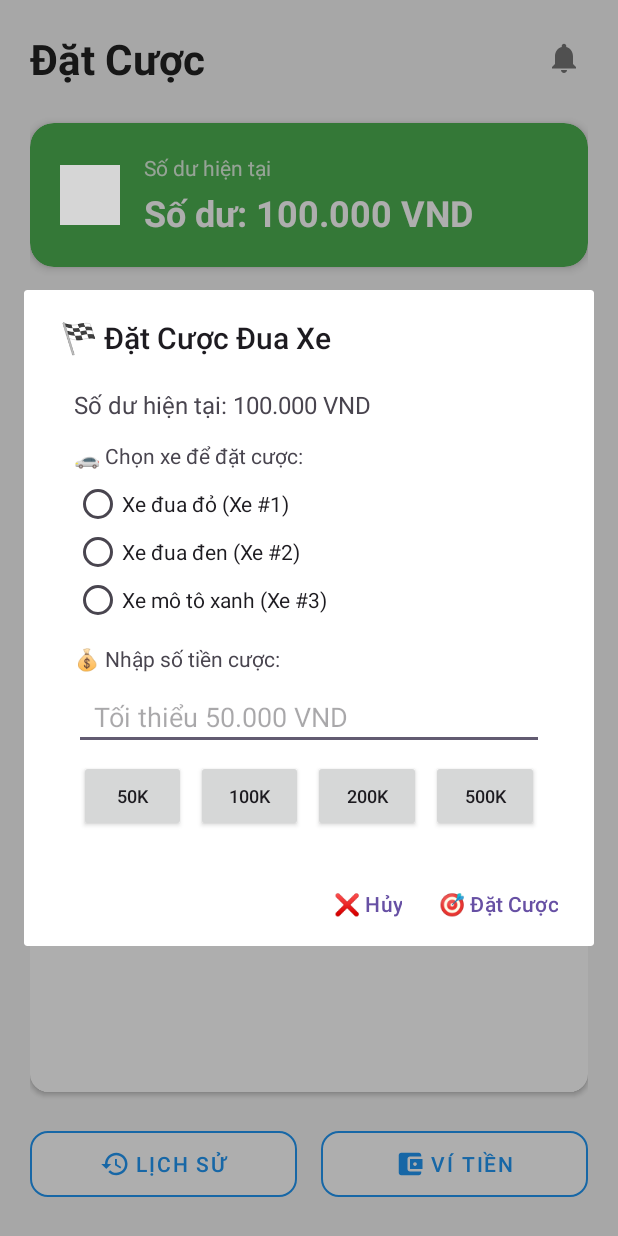
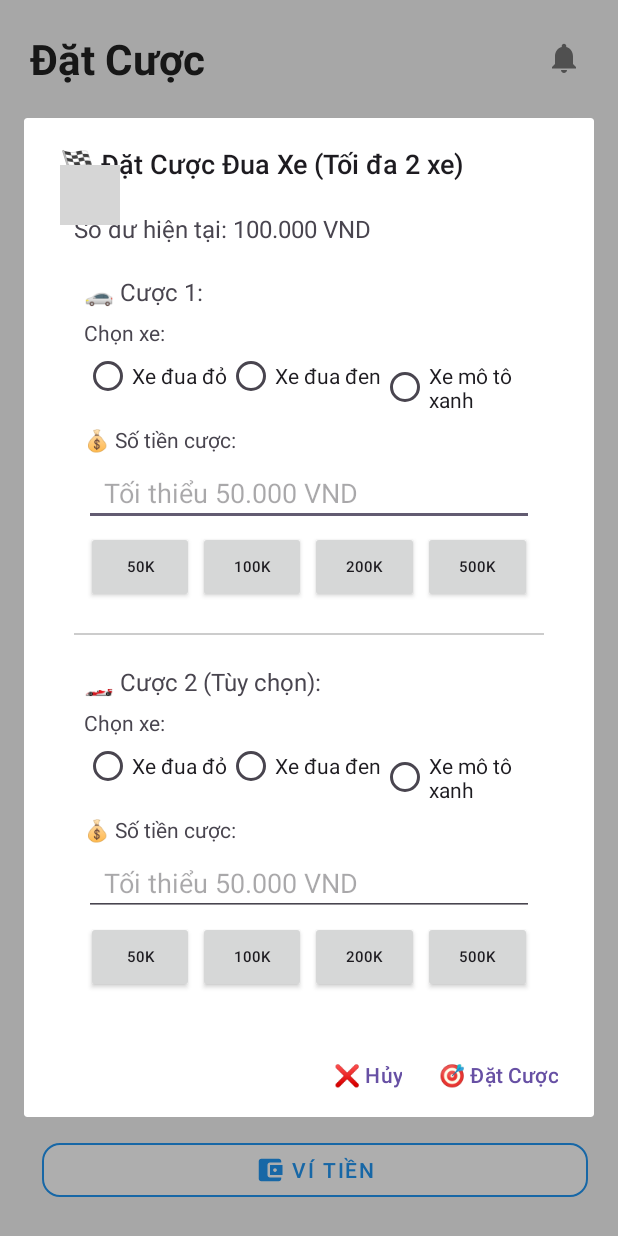
Before and after one commit to Yurucamp123/PRM392_MiniProject, an Android app: the screen it shows after launch (BetActivity), after a tap on "Đặt cược mới", on a phone screen of 412 x 824 dp. Run offline under Robolectric (Android 15) with nearby library versions, the phone set to English and light mode, and no system bars; grey boxes are pictures that could not be loaded.

Commit message:
fix BetActivity2

```diff
--- a/app/src/main/java/com/example/miniproject_carracing/BetActivity.java
+++ b/app/src/main/java/com/example/miniproject_carracing/BetActivity.java
@@ -11,6 +11,8 @@ import androidx.appcompat.app.AppCompatActivity;
 import androidx.recyclerview.widget.LinearLayoutManager;
 import androidx.recyclerview.widget.RecyclerView;
 
+import java.util.ArrayList;
+import java.util.List;
 import java.util.Random;
 
 import model.Bet;
@@ -22,20 +24,30 @@ public class BetActivity extends AppCompatActivity {
     private TextView tvBalance;
 
     // Betting variables
-    private int selectedCar = -1;
-    private double betAmount = 0;
     private final String[] carNames = {"Xe đua đỏ", "Xe đua đen", "Xe mô tô xanh"};
     private final int[] carNumbers = {1, 2, 3};
+
+    // Class để lưu thông tin cược
+    private static class BetInfo {
+        int carIndex;
+        double amount;
+        String carName;
+
+        BetInfo(int carIndex, double amount, String carName) {
+            this.carIndex = carIndex;
+            this.amount = amount;
+            this.carName = carName;
+        }
+    }
 
     @Override
     protected void onCreate(Bundle savedInstanceState) {
         super.onCreate(savedInstanceState);
-        setContentView(R.layout.activity_main);
+        setContentView(R.layout.activity_bet);
 
         RecyclerView rv = findViewById(R.id.recyclerView);
         Button btnAddBet = findViewById(R.id.btnAddBet);
         Button btnWallet = findViewById(R.id.btnWallet);
-        Button btnViewHistory = findViewById(R.id.btnViewHistory);
 
         tvBalance = findViewById(R.id.tvBalance);
 
@@ -50,20 +62,15 @@ public class BetActivity extends AppCompatActivity {
             startActivityForResult(intent, 100);
         });
 
-        btnViewHistory.setOnClickListener(v -> {
-            Intent intent = new Intent(BetActivity.this, RaceHistoryActivity.class);
-            startActivity(intent);
-        });
-
         btnAddBet.setOnClickListener(v -> {
             Log.d("BetActivity", "btnAddBet clicked");
-            showSimpleBetDialog();
+            showMultipleBetDialog();
         });
     }
 
-    private void showSimpleBetDialog() {
+    private void showMultipleBetDialog() {
         androidx.appcompat.app.AlertDialog.Builder builder = new androidx.appcompat.app.AlertDialog.Builder(this);
-        builder.setTitle("🏁 Đặt Cược Đua Xe");
+        builder.setTitle("🏁 Đặt Cược Đua Xe (Tối đa 2 xe)");
 
         // Tạo view cho dialog
         LinearLayout dialogLayout = new LinearLayout(this);
@@ -77,42 +84,92 @@ public class BetActivity extends AppCompatActivity {
         tvCurrentBalance.setPadding(0, 0, 0, 20);
         dialogLayout.addView(tvCurrentBalance);
 
+        // Container cho các cược
+        LinearLayout betsContainer = new LinearLayout(this);
+        betsContainer.setOrientation(LinearLayout.VERTICAL);
+
+        // Cược 1
+        LinearLayout bet1Layout = createBetLayout("🚗 Cược 1:", 1);
+        betsContainer.addView(bet1Layout);
+
+        // Divider
+        View divider = new View(this);
+        divider.setBackgroundColor(0xFFCCCCCC);
+        LinearLayout.LayoutParams dividerParams = new LinearLayout.LayoutParams(
+                LinearLayout.LayoutParams.MATCH_PARENT, 2);
+        dividerParams.setMargins(0, 20, 0, 20);
+        divider.setLayoutParams(dividerParams);
+        betsContainer.addView(divider);
+
+        // Cược 2
+        LinearLayout bet2Layout = createBetLayout("🏎️ Cược 2 (Tùy chọn):", 2);
+        betsContainer.addView(bet2Layout);
+
+        dialogLayout.addView(betsContainer);
+
+        builder.setView(dialogLayout);
+
+        // Xử lý nút Đặt cược
+        builder.setPositiveButton("🎯 Đặt Cược", (dialog, which) -> {
+            if (processMultipleBets(bet1Layout, bet2Layout)) {
+                dialog.dismiss();
+            }
+        });
+
+        builder.setNegativeButton("❌ Hủy", (dialog, which) -> dialog.cancel());
+        builder.show();
+    }
+
+    private LinearLayout createBetLayout(String title, int betNumber) {
+        LinearLayout betLayout = new LinearLayout(this);
+        betLayout.setOrientation(LinearLayout.VERTICAL);
+        betLayout.setPadding(10, 10, 10, 10);
+
+        // Title
+        TextView tvTitle = new TextView(this);
+        tvTitle.setText(title);
+        tvTitle.setTextSize(16);
+        tvTitle.setPadding(0, 0, 0, 10);
+        betLayout.addView(tvTitle);
+
         // Chọn xe
         TextView tvCarLabel = new TextView(this);
-        tvCarLabel.setText("🚗 Chọn xe để đặt cược:");
+        tvCarLabel.setText("Chọn xe:");
         tvCarLabel.setTextSize(14);
-        tvCarLabel.setPadding(0, 0, 0, 10);
-        dialogLayout.addView(tvCarLabel);
+        tvCarLabel.setPadding(0, 0, 0, 5);
+        betLayout.addView(tvCarLabel);
 
         RadioGroup carGroup = new RadioGroup(this);
-        carGroup.setOrientation(LinearLayout.VERTICAL);
+        carGroup.setOrientation(LinearLayout.HORIZONTAL);
+        carGroup.setTag("carGroup" + betNumber);
 
         for (int i = 0; i < carNames.length; i++) {
             RadioButton radioButton = new RadioButton(this);
-            radioButton.setText(carNames[i] + " (Xe #" + carNumbers[i] + ")");
-            radioButton.setId(i);
+            radioButton.setText(carNames[i]);
+            radioButton.setId(betNumber * 10 + i); // Unique ID
             radioButton.setPadding(0, 5, 0, 5);
             carGroup.addView(radioButton);
         }
-        dialogLayout.addView(carGroup);
+        betLayout.addView(carGroup);
 
         // Nhập số tiền
         TextView tvAmountLabel = new TextView(this);
-        tvAmountLabel.setText("💰 Nhập số tiền cược:");
+        tvAmountLabel.setText("💰 Số tiền cược:");
         tvAmountLabel.setTextSize(14);
-        tvAmountLabel.setPadding(0, 20, 0, 10);
-        dialogLayout.addView(tvAmountLabel);
+        tvAmountLabel.setPadding(0, 10, 0, 5);
+        betLayout.addView(tvAmountLabel);
 
         final EditText etAmount = new EditText(this);
         etAmount.setHint("Tối thiểu 50.000 VND");
         etAmount.setInputType(android.text.InputType.TYPE_CLASS_NUMBER);
         etAmount.setPadding(20, 15, 20, 15);
-        dialogLayout.addView(etAmount);
+        etAmount.setTag("amount" + betNumber);
+        betLayout.addView(etAmount);
 
         // Quick buttons
         LinearLayout quickButtonsLayout = new LinearLayout(this);
         quickButtonsLayout.setOrientation(LinearLayout.HORIZONTAL);
-        quickButtonsLayout.setPadding(0, 10, 0, 0);
+        quickButtonsLayout.setPadding(0, 5, 0, 0);
 
         String[] quickAmounts = {"50K", "100K", "200K", "500K"};
         int[] quickValues = {50000, 100000, 200000, 500000};
@@ -120,111 +177,156 @@ public class BetActivity extends AppCompatActivity {
         for (int i = 0; i < quickAmounts.length; i++) {
             Button quickBtn = new Button(this);
             quickBtn.setText(quickAmounts[i]);
-            quickBtn.setTextSize(12);
+            quickBtn.setTextSize(10);
 
             final int value = quickValues[i];
             quickBtn.setOnClickListener(v -> etAmount.setText(String.valueOf(value)));
 
             LinearLayout.LayoutParams params = new LinearLayout.LayoutParams(
                     0, LinearLayout.LayoutParams.WRAP_CONTENT, 1f);
-            params.setMargins(5, 0, 5, 0);
+            params.setMargins(2, 0, 2, 0);
             quickBtn.setLayoutParams(params);
             quickButtonsLayout.addView(quickBtn);
         }
-        dialogLayout.addView(quickButtonsLayout);
+        betLayout.addView(quickButtonsLayout);
 
-        builder.setView(dialogLayout);
-
-        // Xử lý nút Đặt cược
-        builder.setPositiveButton("🎯 Đặt Cược", (dialog, which) -> {
-            int checkedId = carGroup.getCheckedRadioButtonId();
-            if (checkedId == -1) {
-                Toast.makeText(this, "Vui lòng chọn xe để đặt cược!", Toast.LENGTH_SHORT).show();
-                return;
-            }
-
-            selectedCar = checkedId;
-            String amountText = etAmount.getText().toString();
-
-            if (amountText.isEmpty()) {
-                Toast.makeText(this, "Vui lòng nhập số tiền cược!", Toast.LENGTH_SHORT).show();
-                return;
-            }
-
-            try {
-                betAmount = Double.parseDouble(amountText);
-                if (validateAndPlaceBet()) {
-                    dialog.dismiss();
-                }
-            } catch (NumberFormatException e) {
-                Toast.makeText(this, "Số tiền không hợp lệ!", Toast.LENGTH_SHORT).show();
-            }
-        });
-
-        builder.setNegativeButton("❌ Hủy", (dialog, which) -> dialog.cancel());
-        builder.show();
+        return betLayout;
     }
 
-    private boolean validateAndPlaceBet() {
-        if (betAmount < 50000) {
-            Toast.makeText(this, "Số tiền cược tối thiểu là 50.000 VND!", Toast.LENGTH_SHORT).show();
+    private boolean processMultipleBets(LinearLayout bet1Layout, LinearLayout bet2Layout) {
+        List<BetInfo> bets = new ArrayList<>();
+
+        // Xử lý cược 1
+        BetInfo bet1 = getBetInfoFromLayout(bet1Layout, 1);
+        if (bet1 != null) {
+            bets.add(bet1);
+        } else {
+            Toast.makeText(this, "Vui lòng nhập đầy đủ thông tin cho cược 1!", Toast.LENGTH_SHORT).show();
             return false;
         }
 
-        if (betAmount > GameSession.balance) {
-            Toast.makeText(this, "Không đủ tiền trong ví!", Toast.LENGTH_SHORT).show();
+        // Xử lý cược 2 (tùy chọn)
+        BetInfo bet2 = getBetInfoFromLayout(bet2Layout, 2);
+        if (bet2 != null) {
+            bets.add(bet2);
+        }
+
+        // Kiểm tra trùng xe
+        if (bets.size() == 2 && bets.get(0).carIndex == bets.get(1).carIndex) {
+            Toast.makeText(this, "Không thể đặt cược 2 xe giống nhau!", Toast.LENGTH_SHORT).show();
             return false;
         }
 
-        placeAdvancedBet();
+        // Kiểm tra tổng số tiền
+        double totalAmount = 0;
+        for (BetInfo bet : bets) {
+            totalAmount += bet.amount;
+        }
+
+        if (totalAmount > GameSession.balance) {
+            Toast.makeText(this, "Không đủ tiền trong ví! Tổng cược: " + formatCurrency(totalAmount), Toast.LENGTH_SHORT).show();
+            return false;
+        }
+
+        // Thực hiện đặt cược
+        placeMultipleBets(bets);
         return true;
     }
 
-    private void placeAdvancedBet() {
+    private BetInfo getBetInfoFromLayout(LinearLayout betLayout, int betNumber) {
+        // Lấy RadioGroup
+        RadioGroup carGroup = betLayout.findViewWithTag("carGroup" + betNumber);
+        int checkedId = carGroup.getCheckedRadioButtonId();
+
+        if (checkedId == -1) {
+            return null; // Không chọn xe
+        }
+
+        // Lấy EditText
+        EditText etAmount = betLayout.findViewWithTag("amount" + betNumber);
+        String amountText = etAmount.getText().toString();
+
+        if (amountText.isEmpty()) {
+            return null; // Không nhập số tiền
+        }
+
+        try {
+            double amount = Double.parseDouble(amountText);
+            if (amount < 50000) {
+                Toast.makeText(this, "Số tiền cược tối thiểu là 50.000 VND!", Toast.LENGTH_SHORT).show();
+                return null;
+            }
+
+            int carIndex = checkedId % 10; // Lấy chỉ số xe từ ID
+            String carName = carNames[carIndex];
+
+            return new BetInfo(carIndex, amount, carName);
+        } catch (NumberFormatException e) {
+            Toast.makeText(this, "Số tiền không hợp lệ!", Toast.LENGTH_SHORT).show();
+            return null;
+        }
+    }
+
+    private void placeMultipleBets(List<BetInfo> bets) {
         Random rand = new Random();
         int raceId = rand.nextInt(1000) + 1;
         int winningCarIndex = rand.nextInt(3); // 0, 1, or 2
-        boolean isWin = (winningCarIndex == selectedCar);
+        String winningCarName = carNames[winningCarIndex];
 
-        // Tính toán kết quả
-        GameSession.balance -= betAmount;
-        double winAmount = 0;
-        String result;
-
-        if (isWin) {
-            winAmount = betAmount * 2.5; // Tỷ lệ thắng 1:2.5
-            GameSession.balance += winAmount;
-            result = "THẮNG + " + formatCurrency(winAmount - betAmount);
-        } else {
-            result = "THUA - " + formatCurrency(betAmount);
+        // Tính toán tổng số tiền cược
+        double totalBetAmount = 0;
+        for (BetInfo bet : bets) {
+            totalBetAmount += bet.amount;
         }
 
-        String winningCar = carNames[winningCarIndex];
-        String selectedCarName = carNames[selectedCar];
+        // Trừ tổng số tiền cược từ balance
+        GameSession.balance -= totalBetAmount;
+
+        double totalWinAmount = 0;
+        StringBuilder resultDetails = new StringBuilder();
         String dateTime = new java.text.SimpleDateFormat("dd/MM/yyyy HH:mm").format(new java.util.Date());
 
-        // Tạo bet với thông tin chi tiết
-        Bet newBet = new Bet(raceId, betAmount, result, dateTime, winningCar);
-        newBet.setSelectedCar(selectedCarName);
+        // Xử lý từng cược
+        for (int i = 0; i < bets.size(); i++) {
+            BetInfo bet = bets.get(i);
+            boolean isWin = (bet.carIndex == winningCarIndex);
 
-        GameSession.betHistory.add(0, newBet); // Thêm vào đầu list
+            String betResult;
+            if (isWin) {
+                // Xe thắng: được cộng lại số tiền đã đặt (lấy lại tiền gốc)
+                double winAmount = bet.amount;
+                GameSession.balance += winAmount;
+                totalWinAmount += winAmount;
+                betResult = "THẮNG (Lấy lại: " + formatCurrency(winAmount) + ")";
+            } else {
+                // Xe thua: mất tiền cược (đã trừ ở trên)
+                betResult = "THUA (Mất: " + formatCurrency(bet.amount) + ")";
+            }
+
+            // Thêm vào lịch sử
+            Bet newBet = new Bet(raceId, bet.amount, isWin ? "WIN" : "LOSE", dateTime, winningCarName);
+            newBet.setSelectedCar(bet.carName);
+            GameSession.betHistory.add(0, newBet);
+
+            // Thêm vào chi tiết kết quả
+            resultDetails.append(String.format("Cược %d: %s - %s\n", i + 1, bet.carName, betResult));
+        }
+
         adapter.notifyDataSetChanged();
         updateBalanceUI();
 
-        // Hiển thị kết quả chi tiết
-        String resultMessage = String.format(
-                "%s\nXe bạn chọn: %s\nXe thắng: %s\nSố dư còn lại: %s",
-                isWin ? "🎉 CHÚC MỪNG! BẠN ĐÃ THẮNG!" : "😔 RẤT TIẾC! BẠN ĐÃ THUA!",
-                selectedCarName,
-                winningCar,
+        // Hiển thị kết quả tổng hợp
+        double netResult = totalWinAmount - totalBetAmount;
+        String summaryMessage = String.format(
+                "%s\n\n%s\nXe thắng: %s\n\nKết quả: %s\nSố dư còn lại: %s",
+                netResult >= 0 ? "🎉 CHÚC MỪNG!" : "😔 RẤT TIẾC!",
+                resultDetails.toString().trim(),
+                winningCarName,
+                netResult >= 0 ? "+" + formatCurrency(Math.abs(netResult)) : "-" + formatCurrency(Math.abs(netResult)),
                 formatCurrency(GameSession.balance)
         );
 
-        Toast.makeText(this, resultMessage, Toast.LENGTH_LONG).show();
-
-        // Reset selection
-        selectedCar = -1;
-        betAmount = 0;
+        Toast.makeText(this, summaryMessage, Toast.LENGTH_LONG).show();
     }
 
     private void updateBalanceUI() {
--- a/app/src/main/res/layout/activity_main.xml
+++ b/app/src/main/res/layout/activity_bet.xml
@@ -55,7 +55,7 @@
                 android:layout_height="40dp"
                 android:src="@drawable/ic_wallet"
                 android:background="@drawable/circle_background"
-                android:backgroundTint="@color/accent_light"
+                android:backgroundTint="@color/button_primary"
                 android:padding="8dp"
                 android:contentDescription="Ví tiền" />
 
@@ -113,7 +113,7 @@
     <TextView
         android:layout_width="wrap_content"
         android:layout_height="wrap_content"
-        android:text="Cược gần đây"
+        android:text="Lịch sử cược"
         android:textSize="18sp"
         android:textStyle="bold"
         android:textColor="@color/text_primary"
@@ -146,43 +146,43 @@
         android:orientation="horizontal"
         android:weightSum="2">
 
-        <com.google.android.material.button.MaterialButton
-            android:id="@+id/btnViewHistory"
-            android:layout_width="0dp"
-            android:layout_height="56dp"
-            android:layout_weight="1"
-            android:text="Lịch sử"
-            android:textSize="14sp"
-            android:textColor="@color/primary_color"
-            app:backgroundTint="@color/secondary_button"
-            app:cornerRadius="12dp"
-            app:strokeColor="@color/primary_color"
-            app:strokeWidth="1dp"
-            app:icon="@drawable/ic_history"
-            app:iconGravity="textStart"
-            app:iconSize="20dp"
-            app:iconTint="@color/primary_color"
-            android:layout_marginEnd="8dp"
-            style="@style/Widget.MaterialComponents.Button.OutlinedButton" />
+<!--        <com.google.android.material.button.MaterialButton-->
+<!--            android:id="@+id/btnViewHistory"-->
+<!--            android:layout_width="0dp"-->
+<!--            android:layout_height="56dp"-->
+<!--            android:layout_weight="1"-->
+<!--            android:text="Lịch sử"-->
+<!--            android:textSize="14sp"-->
+<!--            android:textColor="@color/primary_color"-->
+<!--            app:backgroundTint="@color/secondary_button"-->
+<!--            app:cornerRadius="12dp"-->
+<!--            app:strokeColor="@color/primary_color"-->
+<!--            app:strokeWidth="1dp"-->
+<!--            app:icon="@drawable/ic_history"-->
+<!--            app:iconGravity="textStart"-->
+<!--            app:iconSize="20dp"-->
+<!--            app:iconTint="@color/primary_color"-->
+<!--            android:layout_marginEnd="8dp"-->
+<!--            style="@style/Widget.MaterialComponents.Button.OutlinedButton" />-->
 
         <com.google.android.material.button.MaterialButton
             android:id="@+id/btnWallet"
-            android:layout_width="0dp"
-            android:layout_height="56dp"
+            style="@style/Widget.MaterialComponents.Button.OutlinedButton"
+            android:layout_width="match_parent"
+            android:layout_height="wrap_content"
+            android:layout_marginStart="8dp"
             android:layout_weight="1"
             android:text="Ví tiền"
+            android:textColor="@color/primary_color"
             android:textSize="14sp"
-            android:textColor="@color/primary_color"
             app:backgroundTint="@color/secondary_button"
             app:cornerRadius="12dp"
-            app:strokeColor="@color/primary_color"
-            app:strokeWidth="1dp"
             app:icon="@drawable/ic_account_balance_wallet"
             app:iconGravity="textStart"
             app:iconSize="20dp"
             app:iconTint="@color/primary_color"
-            android:layout_marginStart="8dp"
-            style="@style/Widget.MaterialComponents.Button.OutlinedButton" />
+            app:strokeColor="@color/primary_color"
+            app:strokeWidth="1dp" />
 
     </LinearLayout>
 
```
Also changed, not shown: app/src/main/java/com/example/miniproject_carracing/BetAdapter.java (+23 -7 lines), app/src/main/java/com/example/miniproject_carracing/BetHistoryActivity.java (deleted, +0 -34 lines).
